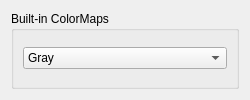
Before: the Qt Designer form src/Interface/Modules/Visualization/CreateBasicColorMap.ui in SCIInstitute/SCIRun, drawn with Qt 5.
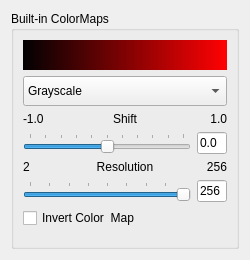
After: the same form once the commit is applied.

Commit message: Moved color map code into ColorMap.cc. Added new widgets to create standard color map.

Patch:
```diff
--- a/src/Interface/Modules/Visualization/CreateBasicColorMap.ui
+++ b/src/Interface/Modules/Visualization/CreateBasicColorMap.ui
@@ -7,7 +7,7 @@
     <x>0</x>
     <y>0</y>
     <width>250</width>
-    <height>100</height>
+    <height>260</height>
    </rect>
   </property>
   <property name="sizePolicy">
@@ -19,24 +19,55 @@
   <property name="minimumSize">
    <size>
     <width>250</width>
-    <height>100</height>
+    <height>260</height>
    </size>
   </property>
   <property name="windowTitle">
    <string>Dialog</string>
   </property>
+  <property name="autoFillBackground">
+   <bool>false</bool>
+  </property>
   <layout class="QGridLayout" name="gridLayout_2">
    <item row="0" column="0">
     <widget class="QGroupBox" name="groupBox">
      <property name="title">
       <string>Built-in ColorMaps</string>
      </property>
-     <layout class="QGridLayout" name="gridLayout">
-      <item row="0" column="0">
+     <layout class="QVBoxLayout" name="verticalLayout">
+      <item>
+       <widget class="QLabel" name="previewColorMap_">
+        <property name="minimumSize">
+         <size>
+          <width>0</width>
+          <height>30</height>
+         </size>
+        </property>
+        <property name="maximumSize">
+         <size>
+          <width>16777215</width>
+          <height>30</height>
+         </size>
+        </property>
+        <property name="styleSheet">
+         <string notr="true">background-color: qlineargradient(spread:pad, x1:0, y1:0, x2:1, y2:0, stop:0.000 rgba(1, 2, 3, 255),stop:1.000 rgba(255, 2, 3, 255));</string>
+        </property>
+        <property name="text">
+         <string/>
+        </property>
+       </widget>
+      </item>
+      <item>
        <widget class="QComboBox" name="colorMapNameComboBox_">
+        <property name="minimumSize">
+         <size>
+          <width>0</width>
+          <height>30</height>
+         </size>
+        </property>
         <item>
          <property name="text">
-          <string>Gray</string>
+          <string>Grayscale</string>
          </property>
         </item>
         <item>
@@ -51,6 +82,190 @@
         </item>
        </widget>
       </item>
+      <item>
+       <layout class="QHBoxLayout" name="horizontalLayout">
+        <property name="bottomMargin">
+         <number>0</number>
+        </property>
+        <item>
+         <widget class="QLabel" name="label_2">
+          <property name="text">
+           <string>-1.0</string>
+          </property>
+         </widget>
+        </item>
+        <item>
+         <widget class="QLabel" name="label_3">
+          <property name="text">
+           <string>Shift</string>
+          </property>
+          <property name="alignment">
+           <set>Qt::AlignCenter</set>
+          </property>
+         </widget>
+        </item>
+        <item>
+         <widget class="QLabel" name="label">
+          <property name="text">
+           <string>1.0</string>
+          </property>
+          <property name="alignment">
+           <set>Qt::AlignRight|Qt::AlignTrailing|Qt::AlignVCenter</set>
+          </property>
+         </widget>
+        </item>
+       </layout>
+      </item>
+      <item>
+       <layout class="QHBoxLayout" name="horizontalLayout_2">
+        <property name="bottomMargin">
+         <number>0</number>
+        </property>
+        <item>
+         <widget class="QSlider" name="shiftSlider_">
+          <property name="minimum">
+           <number>-100</number>
+          </property>
+          <property name="maximum">
+           <number>100</number>
+          </property>
+          <property name="value">
+           <number>0</number>
+          </property>
+          <property name="sliderPosition">
+           <number>0</number>
+          </property>
+          <property name="orientation">
+           <enum>Qt::Horizontal</enum>
+          </property>
+          <property name="tickPosition">
+           <enum>QSlider::TicksAbove</enum>
+          </property>
+          <property name="tickInterval">
+           <number>20</number>
+          </property>
+         </widget>
+        </item>
+        <item>
+         <widget class="QLineEdit" name="shiftText_">
+          <property name="maximumSize">
+           <size>
+            <width>30</width>
+            <height>25</height>
+           </size>
+          </property>
+          <property name="text">
+           <string>0.0</string>
+          </property>
+          <property name="readOnly">
+           <bool>false</bool>
+          </property>
+         </widget>
+        </item>
+       </layout>
+      </item>
+      <item>
+       <layout class="QHBoxLayout" name="horizontalLayout_3">
+        <property name="bottomMargin">
+         <number>0</number>
+        </property>
+        <item>
+         <widget class="QLabel" name="label_4">
+          <property name="text">
+           <string>2</string>
+          </property>
+         </widget>
+        </item>
+        <item>
+         <widget class="QLabel" name="label_5">
+          <property name="text">
+           <string>Resolution</string>
+          </property>
+          <property name="alignment">
+           <set>Qt::AlignCenter</set>
+          </property>
+         </widget>
+        </item>
+        <item>
+         <widget class="QLabel" name="label_6">
+          <property name="text">
+           <string>256</string>
+          </property>
+          <property name="alignment">
+           <set>Qt::AlignRight|Qt::AlignTrailing|Qt::AlignVCenter</set>
+          </property>
+         </widget>
+        </item>
+       </layout>
+      </item>
+      <item>
+       <layout class="QHBoxLayout" name="horizontalLayout_4">
+        <property name="bottomMargin">
+         <number>0</number>
+        </property>
+        <item>
+         <widget class="QSlider" name="resolutionSlider_">
+          <property name="minimum">
+           <number>2</number>
+          </property>
+          <property name="maximum">
+           <number>256</number>
+          </property>
+          <property name="value">
+           <number>256</number>
+          </property>
+          <property name="sliderPosition">
+           <number>256</number>
+          </property>
+          <property name="orientation">
+           <enum>Qt::Horizontal</enum>
+          </property>
+          <property name="tickPosition">
+           <enum>QSlider::TicksAbove</enum>
+          </property>
+          <property name="tickInterval">
+           <number>32</number>
+          </property>
+         </widget>
+        </item>
+        <item>
+         <widget class="QLineEdit" name="resolutionText_">
+          <property name="maximumSize">
+           <size>
+            <width>30</width>
+            <height>25</height>
+           </size>
+          </property>
+          <property name="text">
+           <string>256</string>
+          </property>
+          <property name="readOnly">
+           <bool>false</bool>
+          </property>
+         </widget>
+        </item>
+       </layout>
+      </item>
+      <item>
+       <widget class="QCheckBox" name="invertCheck_">
+        <property name="text">
+         <string>Invert Color  Map</string>
+        </property>
+       </widget>
+      </item>
+      <item>
+       <spacer name="verticalSpacer">
+        <property name="orientation">
+         <enum>Qt::Vertical</enum>
+        </property>
+        <property name="sizeHint" stdset="0">
+         <size>
+          <width>20</width>
+          <height>40</height>
+         </size>
+        </property>
+       </spacer>
+      </item>
      </layout>
     </widget>
    </item>
```
The commit also changes 8 other files.
